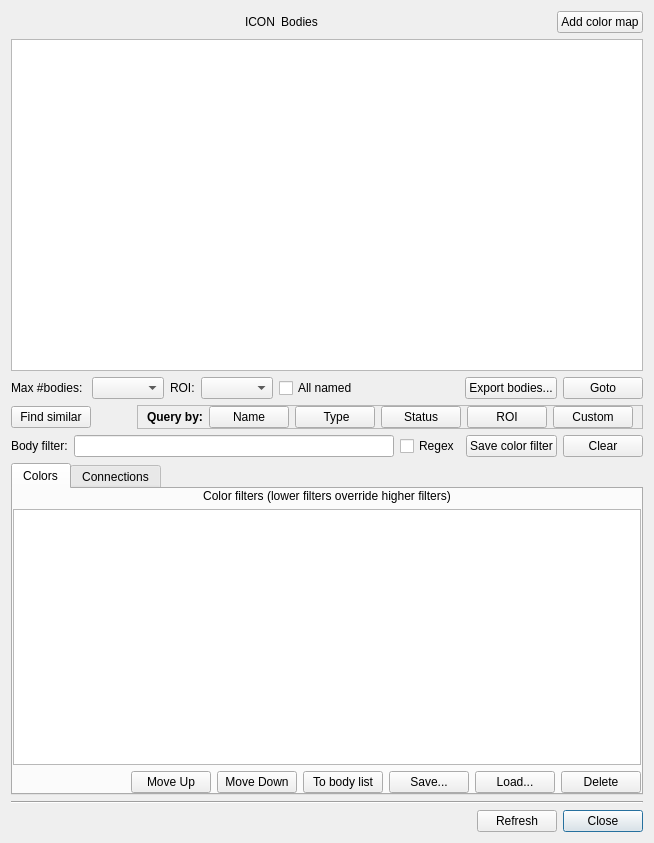
This is neurolabi/gui/dialogs/flyembodyinfodialog.ui in janelia-flyem/NeuTu as Qt 5 draws it before an edit. The edited form follows.
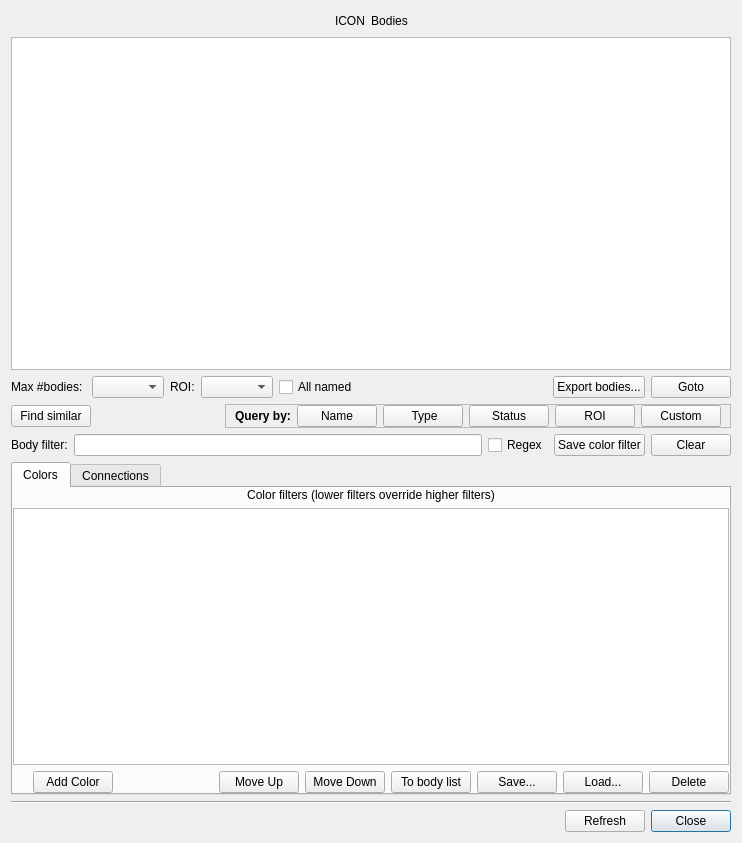
This is the edited form. The open tabs and pages were chosen to show the change.

Commit message: extend sequencer color map file format to support body groups

```diff
--- a/neurolabi/gui/dialogs/flyembodyinfodialog.ui
+++ b/neurolabi/gui/dialogs/flyembodyinfodialog.ui
@@ -6,7 +6,7 @@
    <rect>
     <x>0</x>
     <y>0</y>
-    <width>654</width>
+    <width>742</width>
     <height>843</height>
    </rect>
   </property>
@@ -59,13 +59,6 @@
        </property>
       </spacer>
      </item>
-     <item>
-      <widget class="QPushButton" name="addColorMapPushButton">
-       <property name="text">
-        <string>Add color map</string>
-       </property>
-      </widget>
-     </item>
     </layout>
    </item>
    <item>
@@ -358,6 +351,13 @@
          <property name="bottomMargin">
           <number>0</number>
          </property>
+         <item>
+          <widget class="QPushButton" name="addColorMapPushButton">
+           <property name="text">
+            <string>Add Color</string>
+           </property>
+          </widget>
+         </item>
          <item>
           <spacer name="horizontalSpacer_4">
            <property name="orientation">
```
Left out of the diff: 2 changed lines with no effect on the pictures. The commit also changes 3 other files.
